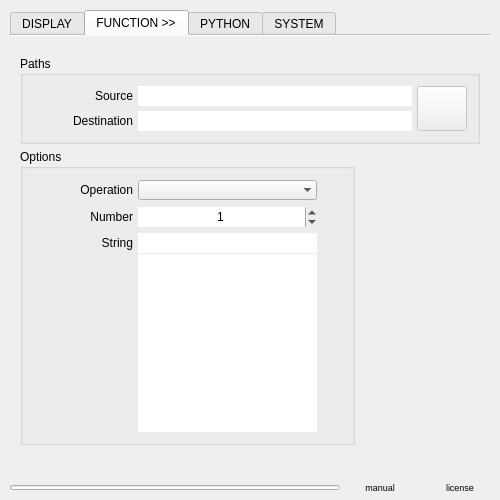
Qt form imagine_board/imagine_board_settings.ui (EyeOdin/imagine_board) before a commit.
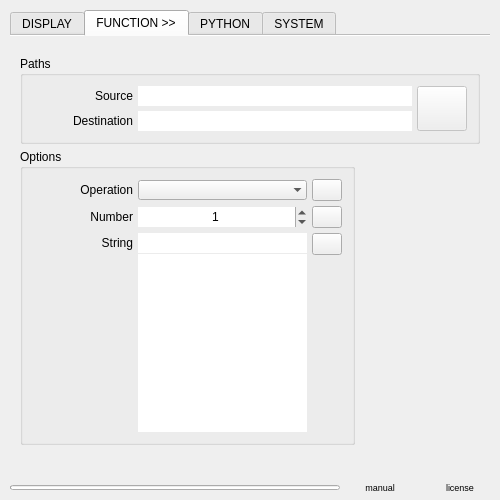
The same form after that commit. The open tabs and pages were chosen to show the change.

The edit to the form file:
```diff
--- a/imagine_board/imagine_board_settings.ui
+++ b/imagine_board/imagine_board_settings.ui
@@ -1310,7 +1310,7 @@
                    </property>
                    <property name="maximumSize">
                     <size>
-                     <width>20</width>
+                     <width>30</width>
                      <height>16777215</height>
                     </size>
                    </property>
@@ -1320,9 +1320,6 @@
                    <property name="text">
                     <string/>
                    </property>
-                   <property name="flat">
-                    <bool>true</bool>
-                   </property>
                   </widget>
                  </item>
                  <item row="1" column="1">
@@ -1378,7 +1375,7 @@
                    </property>
                    <property name="maximumSize">
                     <size>
-                     <width>20</width>
+                     <width>30</width>
                      <height>16777215</height>
                     </size>
                    </property>
@@ -1388,9 +1385,6 @@
                    <property name="text">
                     <string/>
                    </property>
-                   <property name="flat">
-                    <bool>true</bool>
-                   </property>
                   </widget>
                  </item>
                  <item row="0" column="1">
@@ -1445,7 +1439,7 @@
                      </property>
                      <property name="maximumSize">
                       <size>
-                       <width>20</width>
+                       <width>30</width>
                        <height>16777215</height>
                       </size>
                      </property>
@@ -1455,9 +1449,6 @@
                      <property name="text">
                       <string/>
                      </property>
-                     <property name="flat">
-                      <bool>true</bool>
-                     </property>
                     </widget>
                    </item>
                    <item>
```
Left out of the diff: 4 changed lines with no effect on the pictures.
